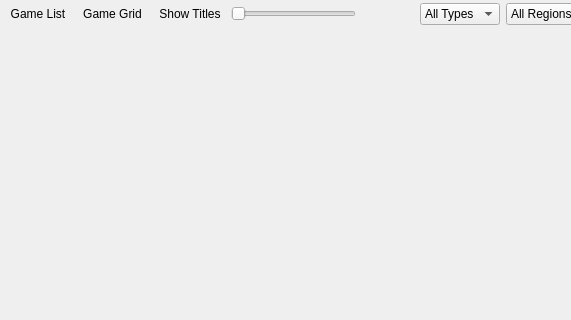
Solven190/EmuCoreX, file app/src/main/cpp/pcsx2/pcsx2-qt/GameList/GameListWidget.ui: the form before one commit; both pictures show x 0 to 571 and y 0 to 320 of the 758 by 619 pixel window.
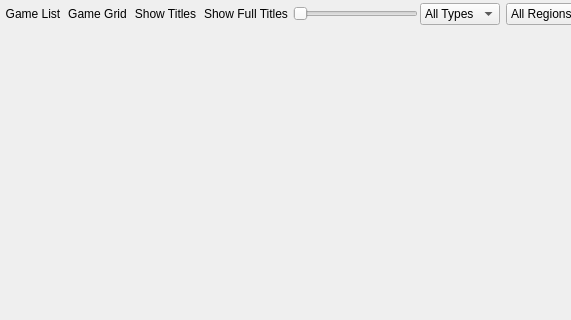
The form after the commit. Icons and pictures are not drawn.

The edit to the form file:
```diff
--- a/app/src/main/cpp/pcsx2/pcsx2-qt/GameList/GameListWidget.ui
+++ b/app/src/main/cpp/pcsx2/pcsx2-qt/GameList/GameListWidget.ui
@@ -120,6 +120,31 @@
          </property>
         </widget>
        </item>
+       <item>
+        <widget class="QToolButton" name="viewFullGridTitles">
+         <property name="minimumSize">
+          <size>
+           <width>32</width>
+           <height>0</height>
+          </size>
+         </property>
+         <property name="toolTip">
+          <string>Show Full Titles</string>
+         </property>
+         <property name="text">
+          <string>Show Full Titles</string>
+         </property>
+         <property name="icon">
+          <iconset theme="price-tag-2-line"/>
+         </property>
+         <property name="checkable">
+          <bool>true</bool>
+         </property>
+         <property name="autoRaise">
+          <bool>true</bool>
+         </property>
+        </widget>
+       </item>
        <item>
         <widget class="QSlider" name="gridScale">
          <property name="minimumSize">
```
Left out of the diff: 1 changed line with no effect on the pictures.
